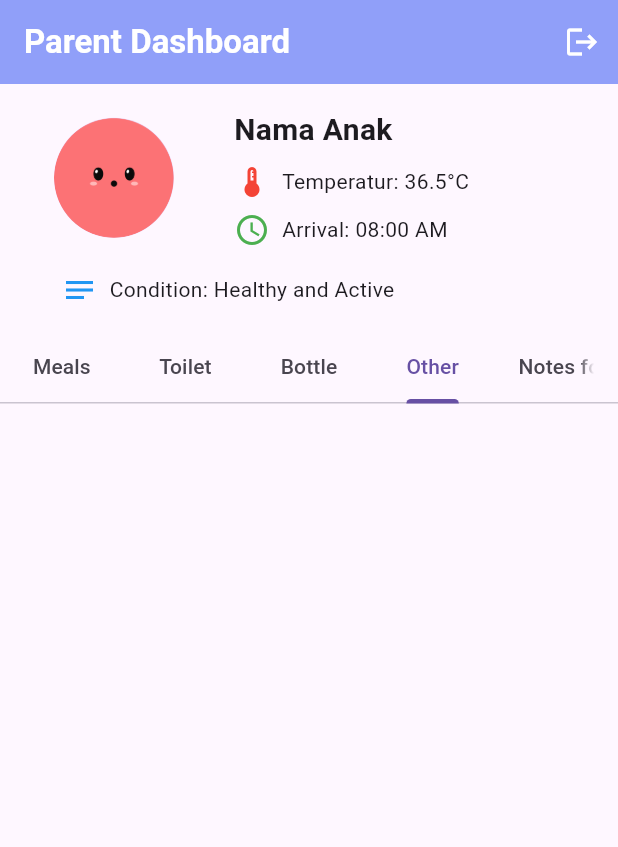
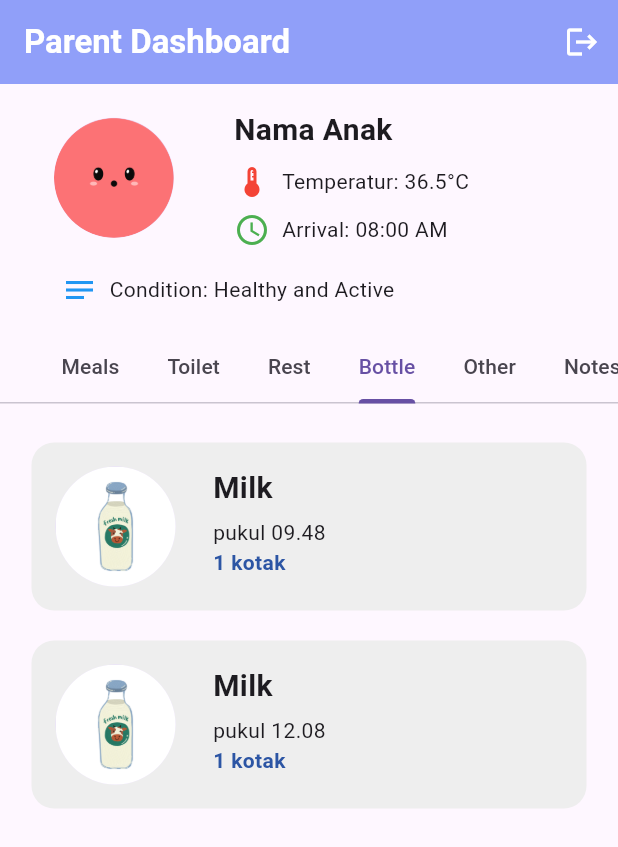
Before and after one commit to badriyahhm/PBM-Projects, a Flutter app: the OrangtuaScreen screen opened directly, tab 4 chosen, on a phone screen of 412 x 824 dp. Shown: the top 847 px of the screen. Run offline on Flutter 3.47's test engine with Material 3 defaults, Android fonts, the phone set to English and light mode, and no system bars; our stand-ins replace rflutter_alert, shared_preferences; missing offline and left inert: image_card; accounts and stored records are empty.

Commit message:
menambah image dan isi tabbar

```diff
--- a/tugas7/lib/main.dart
+++ b/tugas7/lib/main.dart
@@ -16,7 +16,7 @@ class MyApp extends StatelessWidget {
       theme: ThemeData(
         primarySwatch: Colors.blue,
       ),
-      home: PengasuhScreen(),
+      home: OrangtuaScreen(),
     );
   }
 }
--- a/tugas7/lib/screen/home_orangtua.dart
+++ b/tugas7/lib/screen/home_orangtua.dart
@@ -14,7 +14,7 @@ class _OrangtuaScreenState extends State<OrangtuaScreen>
   @override
   void initState() {
     super.initState();
-    _tabController = TabController(length: 5, vsync: this);
+    _tabController = TabController(length: 6, vsync: this);
   }
 
   @override
@@ -111,9 +111,11 @@ class _OrangtuaScreenState extends State<OrangtuaScreen>
 
             TabBar(
               controller: _tabController,
+              isScrollable: true,
               tabs: [
                 Tab(text: 'Meals'),
                 Tab(text: 'Toilet'),
+                Tab(text: 'Rest'),
                 Tab(text: 'Bottle'),
                 Tab(text: 'Other'),
                 Tab(text: 'Notes for Parents'),
@@ -131,59 +133,159 @@ class _OrangtuaScreenState extends State<OrangtuaScreen>
                     child: Column(
                       crossAxisAlignment: CrossAxisAlignment.start,
                       children: [
-                        MealItem(
+                        CardItem(
                           imagePath: 'images/breakfast.png',
-                          mealName: 'Breakfast',
-                          mealDescription: '-',
-                          quantity: 'None',
+                          Title: 'Breakfast',
+                          text1: '-',
+                          text2: 'None',
                         ),
-                        MealItem(
+                        CardItem(
                           imagePath: 'images/snack.png',
-                          mealName: 'Snack',
-                          mealDescription: 'Pisang dan susu',
-                          quantity: 'Lots',
+                          Title: 'Snack',
+                          text1: 'Pisang dan susu',
+                          text2: 'Lots',
                         ),
-                        MealItem(
+                        CardItem(
                           imagePath: 'images/lunch.png',
-                          mealName: 'Lunch',
-                          mealDescription:
-                              'Nasi, bola-bola tahu, dan telur rebus',
-                          quantity: 'Some',
+                          Title: 'Lunch',
+                          text1: 'Nasi, bola-bola tahu, dan telur rebus',
+                          text2: 'Some',
                         ),
-                        MealItem(
+                        CardItem(
                           imagePath: 'images/dinner.png',
-                          mealName: 'Dinner',
-                          mealDescription: 'Nasi dan pempek',
-                          quantity: 'Lots',
+                          Title: 'Dinner',
+                          text1: 'Nasi dan pempek',
+                          text2: 'Lots',
                         ),
-                        MealItem(
+                        CardItem(
                           imagePath: 'images/drink.png',
-                          mealName: 'Fluids',
-                          mealDescription: 'Air putih dan susu',
-                          quantity: 'Lots',
+                          Title: 'Fluids',
+                          text1: 'Air putih dan susu',
+                          text2: 'Lots',
                         ),
                       ],
                     ),
                   ),
                   // Toilet Section
-                  Padding(
+                  SingleChildScrollView(
                     padding: const EdgeInsets.all(16.0),
-                    child: Column(),
+                    child: Column(
+                      crossAxisAlignment: CrossAxisAlignment.start,
+                      children: [
+                        CardItem(
+                          imagePath: 'images/diaper.png',
+                          Title: 'Diaper',
+                          text1: 'pukul 11.37',
+                          text2: 'Wet',
+                        ),
+                        CardItem(
+                          imagePath: 'images/diaper.png',
+                          Title: 'Diaper',
+                          text1: 'pukul 14.08',
+                          text2: 'Wet',
+                        ),
+                      ],
+                    ),
+                  ),
+                  // Rest Section
+                  SingleChildScrollView(
+                    padding: const EdgeInsets.all(16.0),
+                    child: Column(
+                      crossAxisAlignment: CrossAxisAlignment.start,
+                      children: [
+                        CardItem(
+                          imagePath: 'images/sleep.png',
+                          Title: 'Rest',
+                          text1: 'start : 12.59',
+                          text2: 'end   : 13.57',
+                        ),
+                      ],
+                    ),
                   ),
                   // Bottle Section
-                  Padding(
+                  SingleChildScrollView(
                     padding: const EdgeInsets.all(16.0),
-                    child: Column(),
+                    child: Column(
+                      crossAxisAlignment: CrossAxisAlignment.start,
+                      children: [
+                        CardItem(
+                          imagePath: 'images/milk.png',
+                          Title: 'Milk',
+                          text1: 'pukul 09.48',
+                          text2: '1 kotak',
+                        ),
+                        CardItem(
+                          imagePath: 'images/milk.png',
+                          Title: 'Milk',
+                          text1: 'pukul 12.08',
+                          text2: '1 kotak',
+                        ),
+                      ],
+                    ),
                   ),
                   // Other Section
-                  Padding(
+                  SingleChildScrollView(
                     padding: const EdgeInsets.all(16.0),
-                    child: Column(),
+                    child: Column(
+                      crossAxisAlignment: CrossAxisAlignment.start,
+                      children: [
+                        Container(
+                          child: Text(
+                            'Shower',
+                            style: TextStyle(
+                                fontSize: 23, fontWeight: FontWeight.bold),
+                          ),
+                          margin: EdgeInsets.symmetric(horizontal: 10),
+                        ),
+                        CardItem(
+                          imagePath: 'images/sky.png',
+                          Title: 'Morning',
+                          text1: 'start : -',
+                          text2: ' ',
+                        ),
+                        CardItem(
+                          imagePath: 'images/day.png',
+                          Title: 'Afternoon',
+                          text1: 'start : 12.08',
+                          text2: ' ',
+                        ),
+                        SizedBox(
+                          height: 10,
+                        ),
+                        Container(
+                          child: Text(
+                            'Vitamin',
+                            style: TextStyle(
+                                fontSize: 23, fontWeight: FontWeight.bold),
+                          ),
+                          margin: EdgeInsets.symmetric(horizontal: 10),
+                        ),
+                        CardItem(
+                          imagePath: 'images/vitamin.png',
+                          Title: 'Vitamin',
+                          text1: 'start : 12.08',
+                          text2: ' ',
+                        ),
+                      ],
+                    ),
                   ),
                   // Notes Section
-                  Padding(
+                  SingleChildScrollView(
                     padding: const EdgeInsets.all(16.0),
-                    child: Column(),
+                    child: Column(
+                      crossAxisAlignment: CrossAxisAlignment.start,
+                      children: [
+                        Container(
+                          child: Text(
+                            'Items I Need',
+                            style: TextStyle(
+                                fontSize: 23, fontWeight: FontWeight.bold),
+                          ),
+                          margin: EdgeInsets.symmetric(horizontal: 10),
+                        ),
+                        CheckBoxList(),
+                      ],
+                    ),
                   ),
                 ],
               ),
@@ -195,17 +297,17 @@ class _OrangtuaScreenState extends State<OrangtuaScreen>
   }
 }
 
-class MealItem extends StatelessWidget {
+class CardItem extends StatelessWidget {
   final String imagePath;
-  final String mealName;
-  final String mealDescription;
-  final String quantity;
+  final String Title;
+  final String text1;
+  final String text2;
 
-  const MealItem({
+  const CardItem({
     required this.imagePath,
-    required this.mealName,
-    required this.mealDescription,
-    required this.quantity,
+    required this.Title,
+    required this.text1,
+    required this.text2,
   });
 
   @override
@@ -230,17 +332,17 @@ class MealItem extends StatelessWidget {
               crossAxisAlignment: CrossAxisAlignment.start,
               children: [
                 Text(
-                  mealName,
+                  Title,
                   style: TextStyle(fontSize: 20, fontWeight: FontWeight.bold),
                 ),
                 SizedBox(height: 5),
                 Text(
-                  mealDescription,
+                  text1,
                   maxLines: null,
                   softWrap: true,
                 ),
                 Text(
-                  quantity,
+                  text2,
                   style: TextStyle(
                     fontWeight: FontWeight.bold,
                     color: Color(0XFF2C55A4),
@@ -254,3 +356,48 @@ class MealItem extends StatelessWidget {
     );
   }
 }
+
+class CheckBoxList extends StatefulWidget {
+  @override
+  _CheckBoxListState createState() => _CheckBoxListState();
+}
+
+class _CheckBoxListState extends State<CheckBoxList> {
+  List<String> items = [
+    'Diapers',
+    'Hand Towel',
+    'Cream',
+    'Clothes',
+    'Towel',
+    'Soap & Shampoo',
+    'Milk',
+    'Toothpaste'
+  ];
+
+  Map<String, bool> checkedItems = {};
+
+  @override
+  void initState() {
+    super.initState();
+    for (var item in items) {
+      checkedItems[item] = false;
+    }
+  }
+
+  @override
+  Widget build(BuildContext context) {
+    return Column(
+      children: items.map((item) {
+        return CheckboxListTile(
+          title: Text(item),
+          value: checkedItems[item],
+          onChanged: (bool? value) {
+            setState(() {
+              checkedItems[item] = value!;
+            });
+          },
+        );
+      }).toList(),
+    );
+  }
+}
--- a/tugas7/lib/screen/login.dart
+++ b/tugas7/lib/screen/login.dart
@@ -44,7 +44,7 @@ class LoginScreen extends StatelessWidget {
         titleTextStyle: TextStyle(
             color: Colors.white, fontWeight: FontWeight.bold, fontSize: 22),
         centerTitle: true,
-        backgroundColor: const Color(0XFF5640CA),
+        backgroundColor: const Color(0XFF909FF9),
       ),
       body: SingleChildScrollView(
         padding: const EdgeInsets.all(16.0),
```
Also changed, not shown: tugas7/images/day.png (added), tugas7/images/diaper.png (added), tugas7/images/milk.png (added), tugas7/images/night.png (added), tugas7/images/sky.png (added), tugas7/images/sleep.png (added), tugas7/images/toilet.png (added), tugas7/images/vitamin.png (added).
